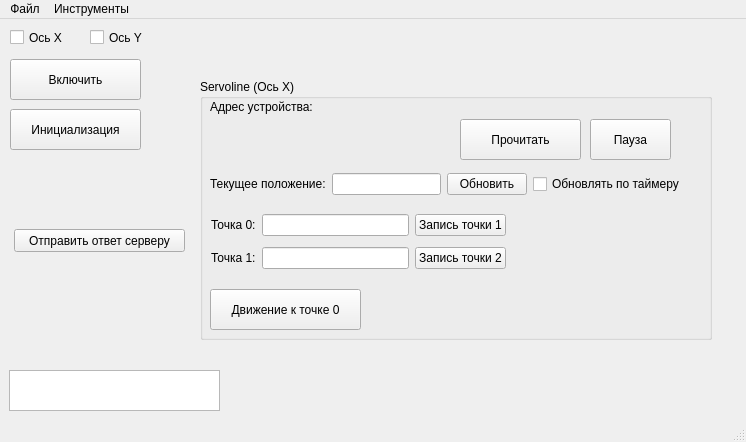
Above: mainwindow.ui from VladimirR46/PharmacyRobot before the change. Below: the same form after it.
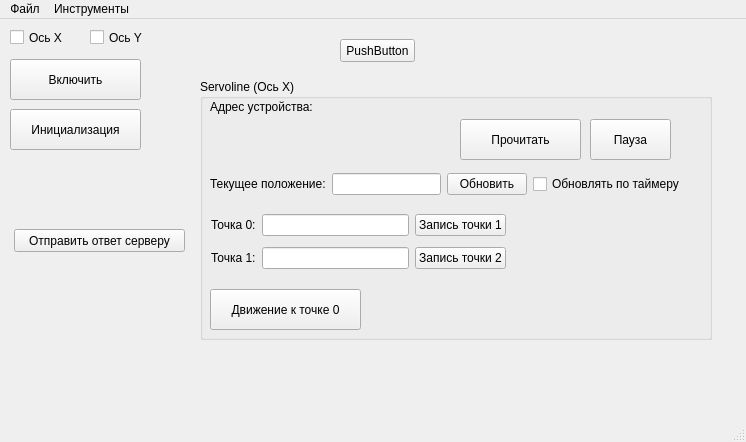
That is the form after the change. Icons and pictures are not drawn.

What changed in the file:
```diff
--- a/mainwindow.ui
+++ b/mainwindow.ui
@@ -14,28 +14,6 @@
    <string>Аптечный Робот</string>
   </property>
   <widget class="QWidget" name="centralwidget">
-   <widget class="QListWidget" name="listWidget">
-    <property name="geometry">
-     <rect>
-      <x>9</x>
-      <y>351</y>
-      <width>211</width>
-      <height>41</height>
-     </rect>
-    </property>
-    <property name="sizePolicy">
-     <sizepolicy hsizetype="Expanding" vsizetype="Maximum">
-      <horstretch>0</horstretch>
-      <verstretch>0</verstretch>
-     </sizepolicy>
-    </property>
-    <property name="maximumSize">
-     <size>
-      <width>16777215</width>
-      <height>100</height>
-     </size>
-    </property>
-   </widget>
    <widget class="QGroupBox" name="groupBox">
     <property name="geometry">
      <rect>
@@ -318,6 +296,19 @@
      <string>Отправить ответ серверу</string>
     </property>
    </widget>
+   <widget class="QPushButton" name="pushButton_2">
+    <property name="geometry">
+     <rect>
+      <x>340</x>
+      <y>20</y>
+      <width>75</width>
+      <height>23</height>
+     </rect>
+    </property>
+    <property name="text">
+     <string>PushButton</string>
+    </property>
+   </widget>
   </widget>
   <widget class="QMenuBar" name="menubar">
    <property name="geometry">
```
